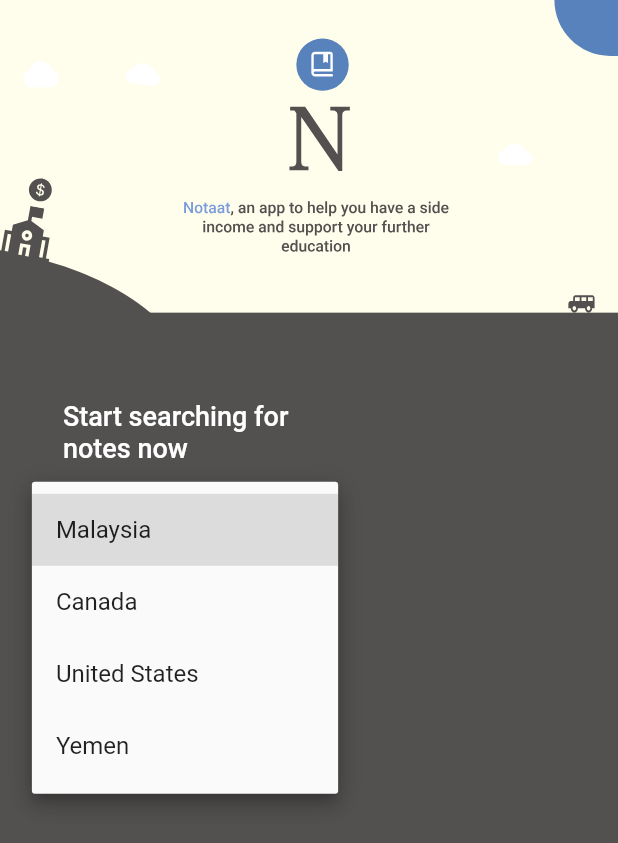
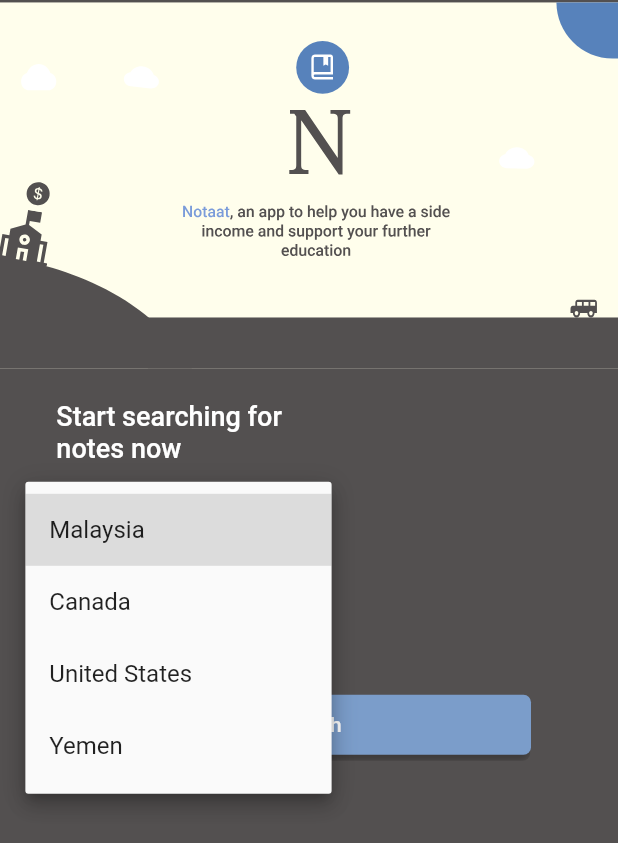
Before and after one commit to Mustafa-alsoffi/Notaat, a Flutter app: the screen it shows after launch, after a tap on "Choose a country", on a phone screen of 412 x 824 dp. Shown: the top 843 px of the screen. Run offline on Flutter 3.47's test engine with Material 2 defaults, Android fonts, the phone set to English and light mode, and no system bars; our stand-ins replace flutter_svg.

Commit message:
Hide status bar, created UIButton and UI fix

```diff
--- /dev/null
+++ b/lib/UIButton.dart
@@ -0,0 +1,30 @@
+import 'package:flutter/material.dart';
+
+class UIButton extends StatelessWidget {
+  const UIButton({
+    Key? key,
+    this.alignment,
+    this.color,
+    this.height,
+    this.width,
+    this.margin,
+  }) : super(key: key);
+  final alignment;
+  final color;
+  final height;
+  final width;
+  final margin;
+
+  @override
+  Widget build(BuildContext context) {
+    return TextButton(
+        onPressed: () {},
+        child: Container(
+            alignment: alignment,
+            decoration: BoxDecoration(
+                color: color, borderRadius: BorderRadius.circular(5), boxShadow: [BoxShadow(color: Color.fromARGB(74, 0, 0, 0),blurRadius: 4, offset: Offset.fromDirection(8,4),blurStyle: BlurStyle.inner)] ),
+            height: 40,
+            margin: EdgeInsets.symmetric(horizontal: 50),
+            child: Text('Search', style: TextStyle(color: Colors.white))));
+  }
+}
--- a/lib/main.dart
+++ b/lib/main.dart
@@ -1,7 +1,13 @@
 import 'package:flutter/material.dart';
 import 'package:flutter_svg/flutter_svg.dart';
+import 'package:flutter/services.dart';
+import './UIButton.dart';
 
 void main() {
+  WidgetsFlutterBinding.ensureInitialized();
+  SystemChrome.setEnabledSystemUIMode(SystemUiMode.manual, overlays: [
+
+      ]);
   runApp(const MyApp());
 }
 
@@ -10,6 +16,7 @@ class MyApp extends StatelessWidget {
 
   @override
   Widget build(BuildContext context) {
+
     return MaterialApp(
       title: 'Flutter Demo',
       debugShowCheckedModeBanner: false,
@@ -40,7 +47,7 @@ class _MyHomePageState extends State<MyHomePage> {
           crossAxisAlignment: CrossAxisAlignment.start,
           children: <Widget>[
             Container(
-              padding: EdgeInsets.only(bottom: 5.0),
+          padding: EdgeInsets.symmetric(vertical: 1.5),
                 color: Color(0xff535050),
                 width: double.infinity,
                 height: MediaQuery.of(context).size.height * 0.3,
@@ -74,7 +81,7 @@ class _MyHomePageState extends State<MyHomePage> {
                   SizedBox(height: 10),
                   DropdownButton(
                     hint: Text(' Choose a university   ',
-                      style: TextStyle(color: Colors.white)),
+                        style: TextStyle(color: Colors.white, fontSize: 15)),
                     items: ['UTM', 'University of AL-Razi', 'UM', 'UCSI']
                         .map((String value) {
                       return DropdownMenuItem(
@@ -84,12 +91,19 @@ class _MyHomePageState extends State<MyHomePage> {
                     }).toList(),
                     onChanged: (_) {},
                   ),
-              ],
-
-            ),
-          )
+                  SizedBox(height: 20),
                 ],
               ),
-    );
+            ),
+            Center(
+                child: UIButton(
+              alignment: Alignment.center,
+              color: Color(0xff7B9DCA),
+              height: 40,
+              margin: EdgeInsets.symmetric(horizontal: 50),
+            )),
+          ],
+        ),
+        persistentFooterButtons: []);
   }
 }
```
Lines whose indentation alone changed are shown as unchanged.
